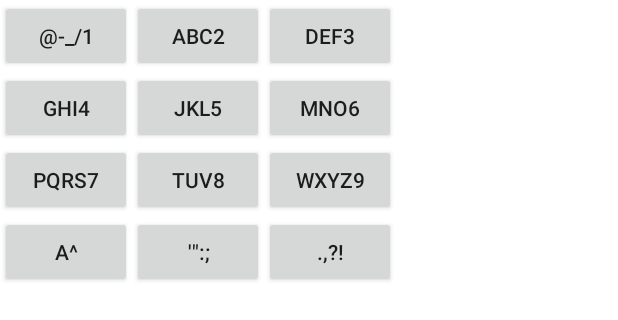
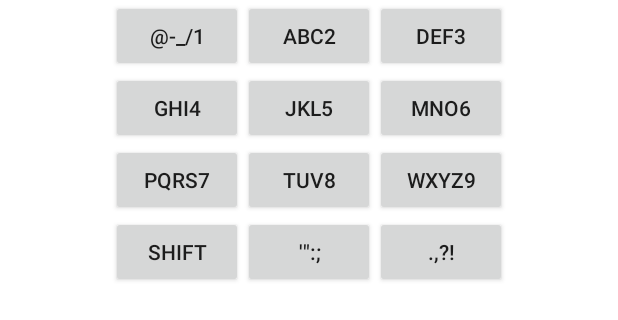
Before and after one commit to Chris234k/12-keys, an Android app: the layout keyboard_layout.xml on its own in the app's theme, with its tools: preview values and no code run, on a phone screen of 412 x 824 dp. Shown: the top 320 px of the screen. Run offline under Robolectric (Android 15) with nearby library versions, the phone set to English and light mode, and no system bars.

Commit message:
Horizontal center keys

```diff
--- a/app/src/main/res/layout/keyboard_layout.xml
+++ b/app/src/main/res/layout/keyboard_layout.xml
@@ -7,7 +7,8 @@
     <TableRow
         android:id="@+id/one"
         android:layout_width="match_parent"
-        android:layout_height="match_parent">
+        android:layout_height="match_parent"
+        android:gravity="center_horizontal">
 
         <com.chris234k.keys12.Key
             android:id="@+id/key"
@@ -45,7 +46,8 @@
     <TableRow
         android:id="@+id/two"
         android:layout_width="match_parent"
-        android:layout_height="match_parent">
+        android:layout_height="match_parent"
+        android:gravity="center_horizontal">
 
         <com.chris234k.keys12.Key
             android:id="@+id/key5"
@@ -82,7 +84,8 @@
     <TableRow
         android:id="@+id/three"
         android:layout_width="match_parent"
-        android:layout_height="match_parent">
+        android:layout_height="match_parent"
+        android:gravity="center_horizontal">
 
         <com.chris234k.keys12.Key
             android:id="@+id/key9"
@@ -120,13 +123,14 @@
     <TableRow
         android:id="@+id/four"
         android:layout_width="match_parent"
-        android:layout_height="match_parent">
+        android:layout_height="match_parent"
+        android:gravity="center_horizontal">
 
         <com.chris234k.keys12.Key
             android:id="@+id/key12"
             android:layout_width="wrap_content"
             android:layout_height="wrap_content"
-            android:text="a^"
+            android:text="shift"
             app:down="2"
             app:tap="case" />
 
```
